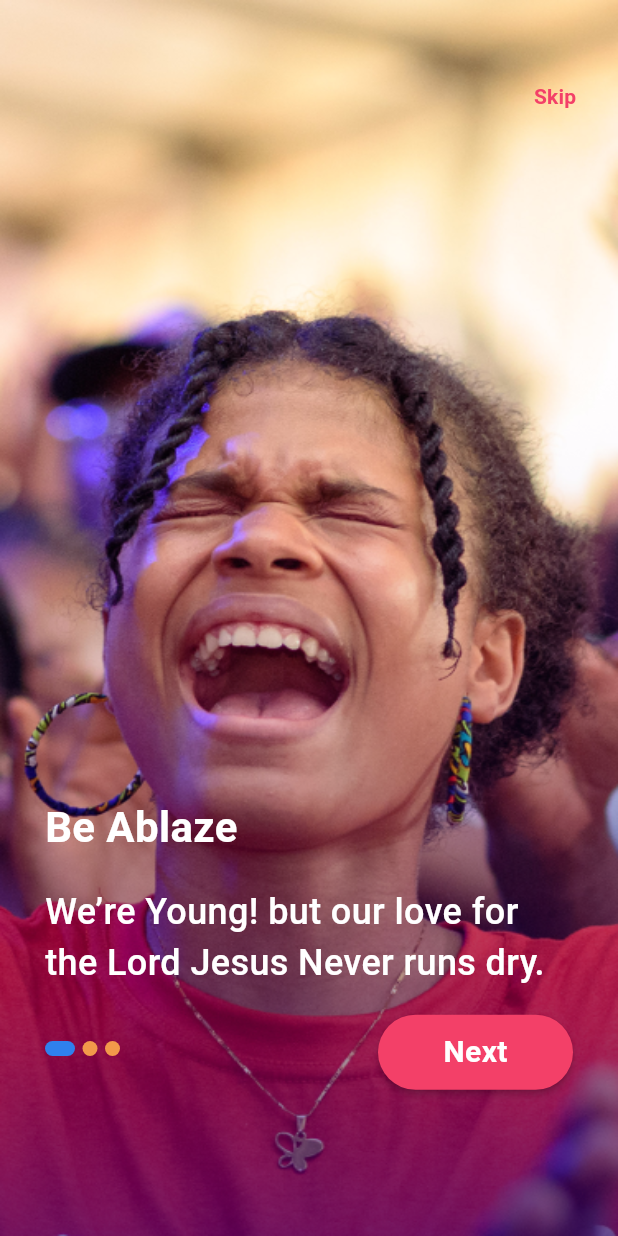
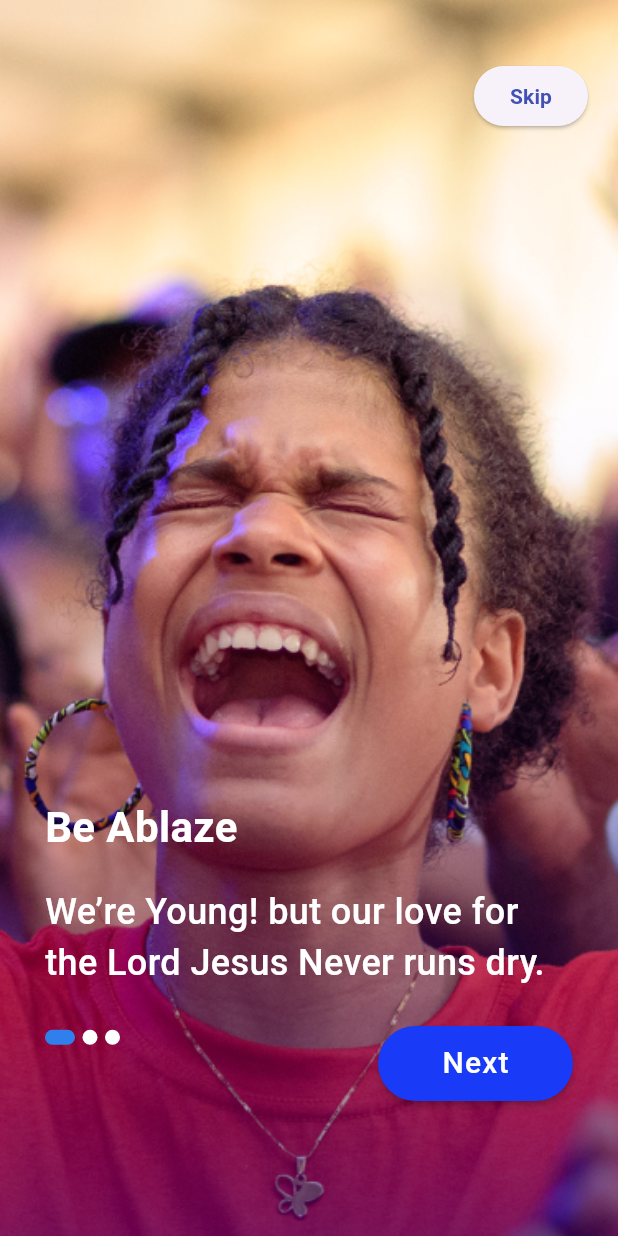
Before and after one commit to Lovetap-Technologies/loveworld, a Flutter app: the screen it shows after launch, on a phone screen of 412 x 824 dp. Run offline on Flutter 3.47's test engine with Material 3 defaults, Android fonts, the phone set to English and light mode, and no system bars; drawn by our look-alikes of smooth_page_indicator; our stand-ins replace cached_network_image, eva_icons_flutter, font_awesome_flutter, shared_preferences.

Commit message:
icon update

```diff
--- a/lib/components/constants.dart
+++ b/lib/components/constants.dart
@@ -1,6 +1,6 @@
 import 'package:flutter/material.dart';
 
-const kcyanbutton = Color(0xFFF34068);
+const kcyanbutton = Color.fromARGB(255, 25, 58, 247);
 const kbluebutton = Color(0xFF2F80ED);
 const InputDecoration inPutDecoration = InputDecoration(
   hintText: '',
--- a/lib/components/raw_material_button.dart
+++ b/lib/components/raw_material_button.dart
@@ -7,7 +7,9 @@ rawMaterialButton(
   Widget child,
   Color color,
 ) {
-  return RawMaterialButton(
+  return Padding(
+    padding: const EdgeInsets.only(top: 30.0),
+    child: RawMaterialButton(
         fillColor: color,
         shape: RoundedRectangleBorder(
           borderRadius: BorderRadius.circular(
@@ -19,7 +21,8 @@ rawMaterialButton(
           width: 130,
         ),
         onPressed: onpressed,
-      child: child);
+        child: child),
+  );
 }
 
 ExrawMaterialButton(
--- a/lib/components/widgets/task_center/daily_tasks_card.dart
+++ b/lib/components/widgets/task_center/daily_tasks_card.dart
@@ -59,7 +59,8 @@ class DailyTaskCard extends StatelessWidget {
                     const SizedBox(width: 5),
                     Column(
                       children: [
-                        Icon(Icons.star, size: 15, color: foregroundColor),
+                        Icon(Icons.timer_rounded,
+                            size: 15, color: foregroundColor),
                         const SizedBox(height: 10),
                       ],
                     )
--- a/lib/main.dart
+++ b/lib/main.dart
@@ -24,8 +24,9 @@ class MyApp extends StatelessWidget {
   Widget build(BuildContext context) {
     return MaterialApp(
       debugShowCheckedModeBanner: false,
-      title: 'LTYM',
+      title: 'LWTYM',
       theme: ThemeData(
+        useMaterial3: true,
         primarySwatch: Colors.indigo,
       ),
       home: const SplashScreen(),
--- a/lib/screens/onboarding_screen.dart
+++ b/lib/screens/onboarding_screen.dart
@@ -50,7 +50,8 @@ class _OnboardingScreenState extends State<OnboardingScreen> {
                 width: double.infinity,
                 decoration: BoxDecoration(
                     image: DecorationImage(
-                  fit: mediaquery.size.width < 600 ? BoxFit.fill : BoxFit.cover,
+                  fit:
+                      mediaquery.size.width < 600 ? BoxFit.cover : BoxFit.cover,
                   image: AssetImage("assets/onboard_${index + 1}.png"),
                 )),
                 child: Column(
@@ -88,15 +89,17 @@ class _OnboardingScreenState extends State<OnboardingScreen> {
             ),
             Container(
               margin: const EdgeInsets.only(
-                right: 10,
+                right: 20,
+                left: 20,
                 top: 40,
+                bottom: 20,
               ),
               child: Row(
                 mainAxisAlignment: MainAxisAlignment.end,
                 children: [
                   isLastPage
                       ? const SizedBox.shrink()
-                      : TextButton(
+                      : ElevatedButton(
                           onPressed: () {
                             controller.animateToPage(
                               2,
@@ -110,7 +113,7 @@ class _OnboardingScreenState extends State<OnboardingScreen> {
                             "Skip",
                             style: TextStyle(
                               fontWeight: FontWeight.w600,
-                              color: Color(0xFFF34068),
+                              color: Colors.indigo,
                             ),
                           ),
                         ),
@@ -150,7 +153,7 @@ class _OnboardingScreenState extends State<OnboardingScreen> {
                                 count: 3,
                                 effect: const ExpandingDotsEffect(
                                   activeDotColor: Color(0xFF2F80ED),
-                                  dotColor: Color(0xFFF2994A),
+                                  dotColor: Colors.white,
                                   spacing: 5,
                                   offset: 8,
                                   expansionFactor: 2,
@@ -182,7 +185,7 @@ class _OnboardingScreenState extends State<OnboardingScreen> {
                                   duration: const Duration(
                                     seconds: 1,
                                   ),
-                                  curve: Curves.fastOutSlowIn,
+                                  curve: Curves.easeInOut,
                                 );
                               },
                         isLastPage
@@ -191,7 +194,8 @@ class _OnboardingScreenState extends State<OnboardingScreen> {
                                 style: TextStyle(
                                   fontSize: 18,
                                   color: Colors.white,
-                                  fontWeight: FontWeight.w700,
+                                  fontWeight: FontWeight.w500,
+                                  letterSpacing: 1,
                                 ),
                               )
                             : const Text(
@@ -199,7 +203,8 @@ class _OnboardingScreenState extends State<OnboardingScreen> {
                                 style: TextStyle(
                                   fontSize: 20,
                                   color: Colors.white,
-                                  fontWeight: FontWeight.bold,
+                                  fontWeight: FontWeight.w500,
+                                  letterSpacing: 0.8,
                                 ),
                               ),
                         kcyanbutton,
```
Also changed, not shown: lib/screens/main home screen/btm nav bar/profile.dart (+78 -7 lines), lib/screens/main home screen/btm nav bar/shorts_screen.dart (+6 -40 lines), lib/screens/main home screen/btm nav bar/task_center.dart (+7 -4 lines), lib/screens/main home screen/home_screen.dart (+4 -4 lines), lib/screens/splash_screen.dart (+9 -11 lines), pubspec.yaml (+20 -0 lines), assets/LWTM logo.jpeg (added), pubspec.lock, 42 other files. Lines whose indentation alone changed are shown as unchanged.
